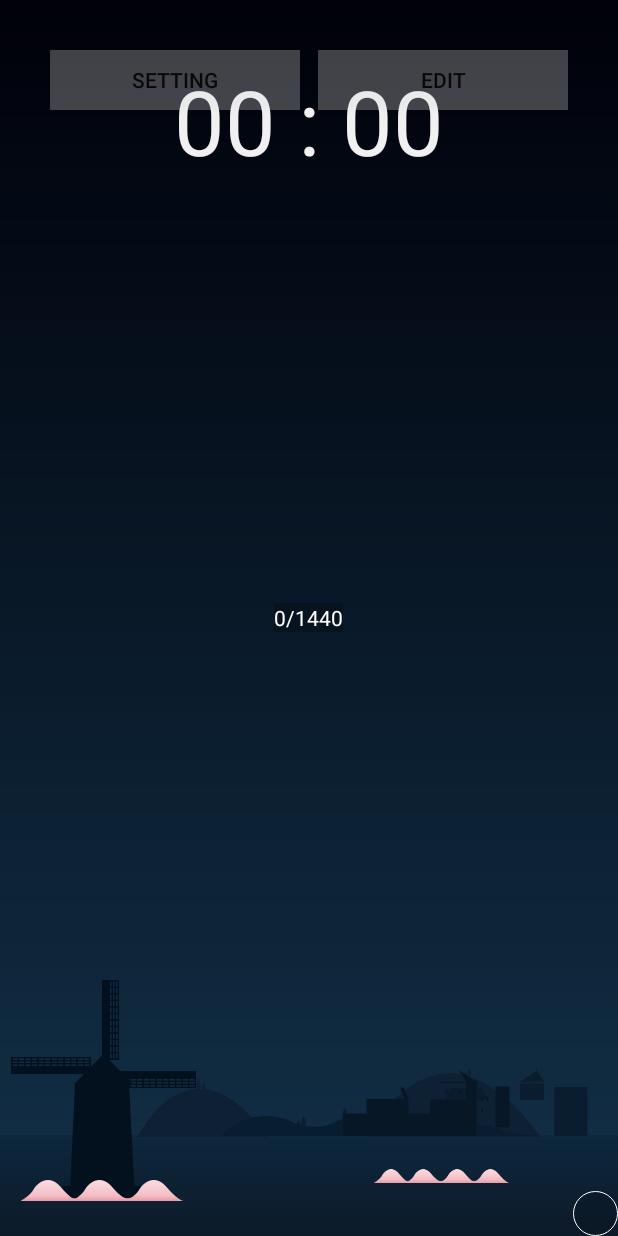
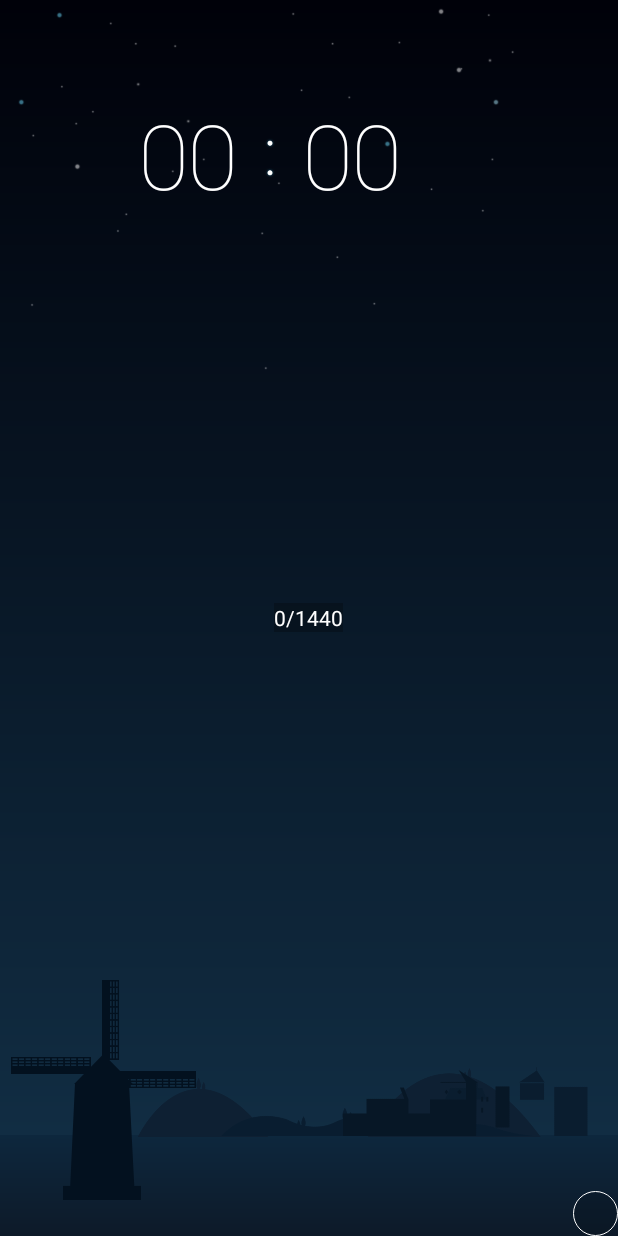
Before and after one commit to tuesda/AlarmAndMusic, an Android app: the screen it shows after launch (MainActivity), on a phone screen of 412 x 824 dp. Run offline under Robolectric (Android 15) with nearby library versions, the light colour scheme and no system bars; 2 statements that could not run were skipped.

Commit message:
change: 1.Add gradient color on wave view 2.Apply the text font to time display 3.Add stars view and set alpah effect

```diff
--- a/app/src/main/java/com/example/root/main/alarmandmusic/MainActivity.java
+++ b/app/src/main/java/com/example/root/main/alarmandmusic/MainActivity.java
@@ -112,14 +112,14 @@ public class MainActivity extends Activity {
 
         musicNavLayout = new MusicNavLayout(this, mainActivity);
 
-        globalWidget = new GlobalWidget(mainActivity, this);
+        // globalWidget = new GlobalWidget(mainActivity, this);
         popWindow = new PopWindow(mainActivity, this);
-        globalWidget.setSettingOnClickListener(new View.OnClickListener() {
-            @Override
-            public void onClick(View v) {
-                popWindow.addToMain();
-            }
-        });
+//        globalWidget.setSettingOnClickListener(new View.OnClickListener() {
+//            @Override
+//            public void onClick(View v) {
+//                popWindow.addToMain();
+//            }
+//        });
 
         // view switch start
 //        viewSwitchLayout = new ViewSwitchLayout(this, mainActivity);
--- a/app/src/main/java/com/example/root/otherComponent/LandScape.java
+++ b/app/src/main/java/com/example/root/otherComponent/LandScape.java
@@ -5,6 +5,7 @@ import android.media.Image;
 import android.util.Log;
 import android.view.Display;
 import android.view.LayoutInflater;
+import android.view.View;
 import android.view.ViewGroup;
 import android.widget.ImageView;
 import android.widget.RelativeLayout;
@@ -26,6 +27,7 @@ public class LandScape {
 
     private ImageView windmillWall;
     private ImageView windmillProof;
+    private ImageView windmillWindow;
     private ImageView windmillFan;
     private ImageView mountainFar;
     private ImageView mountainNear;
@@ -34,6 +36,7 @@ public class LandScape {
     private ImageView houseFront;
     private ImageView houseSide;
     private ImageView houseWindow;
+    private ImageView stars;
 
 
 
@@ -50,6 +53,7 @@ public class LandScape {
         landscape = (RelativeLayout)mInflater.inflate(R.layout.landscape, null);
         windmillWall = (ImageView)landscape.findViewById(R.id.windmill_wall);
         windmillProof = (ImageView)landscape.findViewById(R.id.windmill_proof);
+        windmillWindow = (ImageView)landscape.findViewById(R.id.windmill_window);
         windmillFan = (ImageView)landscape.findViewById(R.id.wind_fan);
 
         mountainFar = (ImageView)landscape.findViewById(R.id.mountain_far);
@@ -62,16 +66,29 @@ public class LandScape {
         houseSide = (ImageView)landscape.findViewById(R.id.house_side);
         houseWindow = (ImageView)landscape.findViewById(R.id.house_window);
 
+        stars = (ImageView)landscape.findViewById(R.id.stars);
+
+
         scrollLayout.setRefreshLandScape(new ScrollLayout.RefreshLandScape() {
             @Override
-            public void refreshWindmill(int wallColor, int proofColor, int fanColor) {
+            public void refreshWindmill(int wallColor, int proofColor, int winColor, int fanColor) {
                 windmillWall.setColorFilter(wallColor);
                 windmillProof.setColorFilter(proofColor);
+                windmillWindow.setColorFilter(winColor);
                 windmillFan.setColorFilter(fanColor);
             }
 
             @Override
-            public void refreshWave(int threeColor, int fourColor) {
+            public void refreshWave(int waveColor) {
+                if (waveColor==0) { //0x00000000
+                    wave_3.setVisibility(View.INVISIBLE);
+                    wave_4.setVisibility(View.INVISIBLE);
+                } else {
+                    wave_3.setVisibility(View.VISIBLE);
+                    wave_4.setVisibility(View.VISIBLE);
+                    wave_3.setColorFilter(waveColor);
+                    wave_4.setColorFilter(waveColor);
+                }
 
             }
 
@@ -87,6 +104,11 @@ public class LandScape {
                 houseSide.setColorFilter(side);
                 houseWindow.setColorFilter(window);
             }
+
+            @Override
+            public void setStarsAl(float alaph) {
+                stars.setAlpha(alaph);
+            }
         });
 
         RelativeLayout.LayoutParams landParams = new RelativeLayout.LayoutParams(ViewGroup.LayoutParams.MATCH_PARENT, ViewGroup.LayoutParams.MATCH_PARENT);
--- a/app/src/main/java/com/example/root/scroll/ScrollColorValue.java
+++ b/app/src/main/java/com/example/root/scroll/ScrollColorValue.java
@@ -255,6 +255,101 @@ public class ScrollColorValue {
         return houseFrontColors[hour];
     }
 
+    private static final String[] windmillWindowColors = {
+            "ff03111f", // 0
+            "ff071726", // 1
+            "ff071726", // 2
+            "ff0c1f31", // 3
+            "ff27263e", // 4
+            "ff705b7a", // 5
+            "ff4a4645", // 6
+            "ff4a4645", // 7
+            "ff4a4645", // 8
+            "ff4a4645", // 9
+            "ff4a4645", // 10
+            "ff4a4645", // 11
+            "ff4a4645", // 12
+            "ff4a4645", // 13
+            "ff4a4645", // 14
+            "ff4a4645", // 15
+            "ff4a4645", // 16
+            "ff4a4645", // 17
+            "ff4a4645", // 18
+            "ffbeb17c", // 19
+            "fff5e190", // 20
+            "fff5e190", // 21
+            "ff0c1f31", // 22
+            "ff071726", // 23
+    };
+
+    public static String getWindmillWinColor(int hour) {
+        return windmillWindowColors[hour];
+    }
+
+
+    private static final String[] waveColors = {
+            "00000000", // 0
+            "00000000", // 1
+            "00000000", // 2
+            "ff38427d", // 3
+            "ff696695", // 4
+            "ffb584ae", // 5
+            "fffbdade", // 6
+            "ffc6eff0", // 7
+            "ffbdf3e6", // 8
+            "ffafeefa", // 9
+            "ff99d0f6", // 10
+            "ff7ebcf9", // 11
+            "ff7ebcf9", // 12
+            "ff97d9e2", // 13
+            "ffc2c9c2", // 14
+            "ff8c918c", // 15
+            "ff85c4ce", // 16
+            "ffc4d4ba", // 17
+            "fff8b6b2", // 18
+            "ff6588a9", // 19
+            "ff6cafa0", // 20
+            "ff5d8d9a", // 21
+            "ff304f75", // 22
+            "00000000", // 23
+
+    };
+
+    public static String getWave(int hour) {
+        return waveColors[hour];
+    }
+
+    private static final float[] starsAl = {
+            1, // 00
+            1, // 01
+            1, // 02
+            0.5f, // 03
+            0.5f, // 04
+            0.5f, // 05
+            0.5f, // 06
+            0.5f, // 07
+            0, // 08
+            0, // 09
+            0, // 10
+            0, // 11
+            0, // 12
+            0, // 13
+            0, // 14
+            0, // 15
+            0, // 16
+            0, // 17
+            0, // 18
+            0.5f, // 19
+            0.5f, // 20
+            0.5f, // 21
+            0.5f, // 22
+            0.5f, // 23
+    };
+
+    public static float getStarsAl(int hour) {
+        return starsAl[hour];
+    }
+
     private static final String[] houseSideColors = {
             "ff0a1d2f", // 0
             "ff0a1d2f", // 1
--- a/app/src/main/java/com/example/root/scroll/ScrollLayout.java
+++ b/app/src/main/java/com/example/root/scroll/ScrollLayout.java
@@ -3,6 +3,7 @@ package com.example.root.scroll;
 import android.annotation.TargetApi;
 import android.content.Context;
 import android.graphics.Color;
+import android.graphics.Typeface;
 import android.graphics.drawable.GradientDrawable;
 import android.os.Build;
 import android.util.Log;
@@ -13,6 +14,7 @@ import android.widget.ListView;
 import android.widget.RelativeLayout;
 import android.widget.TextView;
 
+import com.example.root.main.alarmandmusic.MainActivity;
 import com.example.root.main.alarmandmusic.R;
 
 /**
@@ -74,6 +76,12 @@ public class ScrollLayout {
     private Argb houseWindowBegin;
     private Argb houseWindowFinal;
 
+    private Argb windmillWinBegin;
+    private Argb windmillWinFinal;
+
+    private Argb waveBegin;
+    private Argb waveFinal;
+
     private int hourZone;
     private boolean isHZchanged; // check is the hour zone changed
 
@@ -95,6 +103,8 @@ public class ScrollLayout {
     private void init() {
         scrollContainer = (RelativeLayout)mInflater.inflate(R.layout.scroll_list, null);
         curTimeV = (TextView)scrollContainer.findViewById(R.id.scroll_list_time);
+        Typeface tf = Typeface.createFromAsset(context.getAssets(), "font/custom.ttf");
+        curTimeV.setTypeface(tf);
 
         lv = (ListView)scrollContainer.findViewById(R.id.scroll_list_back);
         lv.setDivider(null);
@@ -199,10 +209,20 @@ public class ScrollLayout {
             houseWindowBegin = new Argb(ScrollColorValue.getHouseWindowC(time.getHour()));
             houseWindowFinal = new Argb(ScrollColorValue.getHouseWindowC(time.getHour() + 1 > 23 ? 0 : time.getHour() + 1));
 
+            windmillWinBegin = null;
+            windmillWinFinal = null;
+            windmillWinBegin = new Argb(ScrollColorValue.getWindmillWinColor(time.getHour()));
+            windmillWinFinal = new Argb(ScrollColorValue.getWindmillWinColor(time.getHour() + 1 > 23 ? 0 : time.getHour() + 1));
+
+            waveBegin = null;
+            waveFinal = null;
+            waveBegin = new Argb(ScrollColorValue.getWave(time.getHour()));
+            waveFinal = new Argb(ScrollColorValue.getWave(time.getHour() + 1 > 23 ? 0 : time.getHour() + 1));
+
         }
         int windmillWallColor = generateColor(firstItem, windmillWallBegin, windmillWallFinal, windmillWallBegin, windmillWallFinal)[0];
-
         int windmillProofColor = generateColor(firstItem, windmillProofBegin, windmillProofFinal, windmillProofBegin, windmillProofFinal)[0];
+        int windmillWinColor = generateColor(firstItem, windmillWinBegin, windmillWinFinal, windmillWinBegin, windmillWinFinal)[0];
         int windmillFanColor = generateColor(firstItem, windmillFanBegin, windmillFanFinal, windmillFanBegin, windmillFanFinal)[0];
 
         int mountainFarColor = generateColor(firstItem, mountainFarBegin, mountainFarFinal, mountainFarBegin, mountainFarFinal)[0];
@@ -212,10 +232,19 @@ public class ScrollLayout {
         int houseSideColor = generateColor(firstItem, houseSideBegin, houseSideFinal, houseSideBegin, houseSideFinal)[0];
         int houseWindowColor = generateColor(firstItem, houseWindowBegin, houseWindowFinal, houseWindowBegin, houseWindowFinal)[0];
 
+        int waveColor = generateColor(firstItem, waveBegin, waveFinal, waveBegin, waveFinal)[0];
+        if (time.getHour() == 2 || time.getHour()==22) {
+            waveColor = 0; // 0x00000000
+        }
+
+        float starsAl = ScrollColorValue.getStarsAl(time.getHour());
+
         if (refreshLandScape!=null) {
-            refreshLandScape.refreshWindmill(windmillWallColor, windmillProofColor, windmillFanColor);
+            refreshLandScape.refreshWindmill(windmillWallColor, windmillProofColor, windmillWinColor, windmillFanColor);
             refreshLandScape.refreshMountain(mountainFarColor, mountainNearColor);
             refreshLandScape.refreshHouse(houseFrontColor, houseSideColor, houseWindowColor);
+            refreshLandScape.refreshWave(waveColor);
+            refreshLandScape.setStarsAl(starsAl);
         }
     }
 
@@ -235,10 +264,7 @@ public class ScrollLayout {
         ScrollColorValue.ColorRange seaBeginColor;
         ScrollColorValue.ColorRange seaFinalColor;
 
-//        int curHourZone = curItem/60;
-//        if ((curHourZone != hourZone || hourZone==0) && curHourZone < 24) {
           if (isHZchanged) {
-//            hourZone = curHourZone;
             beginColor = ScrollColorValue.getColorRange(hourZone);
             finalColor = ScrollColorValue.getColorRange((hourZone + 1) > 23 ? 0 : hourZone + 1);
 
@@ -282,19 +308,9 @@ public class ScrollLayout {
 
 
     private void refreshBg(int firstItem) {
-
-
-
-
-
         int[] skyColor = generateColor(firstItem, beginTop, finalTop, beginBottom, finalBottom);
         int[] seaColor = generateColor(firstItem, seaBeginTop, seaFinalTop, seaBeginBottom, seaFinalBottom);
 
-//        int startColor = Color.argb(cur_start_a, cur_start_r, cur_start_g, cur_start_b);
-//        int endColor = Color.argb(cur_end_a, cur_end_r, cur_end_g, cur_end_b);
-//
-//        int seaStartColor = Color.argb(sea_cur_start_a, sea_cur_start_r, sea_cur_start_g, sea_cur_start_b);
-//        int seaEndColor = Color.argb(sea_cur_end_a, sea_cur_end_r, sea_cur_end_g, sea_cur_end_b);
         setBackColor(skyColor, seaColor);
     }
 
@@ -320,17 +336,6 @@ public class ScrollLayout {
         return new int[]{start, end};
 
 
-//        int sea_cur_start_a = seaBeginTop.getA() + (((seaFinalTop.getA()-seaBeginTop.getA()) * cur_num) / 60);
-//        int sea_cur_start_r = seaBeginTop.getR() + (((seaFinalTop.getR()-seaBeginTop.getR()) * cur_num) / 60);
-//        int sea_cur_start_g = seaBeginTop.getG() + (((seaFinalTop.getG()-seaBeginTop.getG()) * cur_num) / 60);
-//        int sea_cur_start_b = seaBeginTop.getB() + (((seaFinalTop.getB()-seaBeginTop.getB()) * cur_num) / 60);
-//
-//
-//
-//        int sea_cur_end_a = seaBeginBottom.getA() + (((seaFinalBottom.getA()-seaBeginBottom.getA()) * cur_num) / 60);
-//        int sea_cur_end_r = seaBeginBottom.getR() + (((seaFinalBottom.getR()-seaBeginBottom.getR()) * cur_num) / 60);
-//        int sea_cur_end_g = seaBeginBottom.getG() + (((seaFinalBottom.getG()-seaBeginBottom.getG()) * cur_num) / 60);
-//        int sea_cur_end_b = seaBeginBottom.getB() + (((seaFinalBottom.getB()-seaBeginBottom.getB()) * cur_num) / 60);
     }
 
     @TargetApi(Build.VERSION_CODES.JELLY_BEAN)
@@ -349,9 +354,10 @@ public class ScrollLayout {
 
 
     public interface RefreshLandScape {
-        void refreshWindmill(int wallColor, int proofColor, int fanColor);
-        void refreshWave(int threeColor, int fourColor);
+        void refreshWindmill(int wallColor, int proofColor, int winColor, int fanColor);
+        void refreshWave(int waveColor);
         void refreshMountain(int far, int near);
         void refreshHouse(int front, int side, int window);
+        void setStarsAl(float alaph);
     }
 }
--- a/app/src/main/java/com/example/root/scroll/TimeInDay.java
+++ b/app/src/main/java/com/example/root/scroll/TimeInDay.java
@@ -24,6 +24,6 @@ public class TimeInDay {
     public String toString() {
         String hourStr = hour < 10 ? "0" + hour : "" + hour;
         String minStr = min < 10 ? "0" + min : "" + min;
-        return hourStr + " : " + minStr;
+        return hourStr + "   " + minStr;
     }
 }
--- a/app/src/main/res/layout/landscape.xml
+++ b/app/src/main/res/layout/landscape.xml
@@ -36,6 +36,14 @@
         android:src="@drawable/windmill_wall"
         android:layout_width="@dimen/windmill_width"
         android:layout_height="@dimen/windmill_height" />
+    <ImageView
+        android:layout_alignParentBottom="true"
+        android:layout_marginBottom="@dimen/windmill_window_bottom"
+        android:layout_marginLeft="@dimen/windmill_window_left"
+        android:id="@+id/windmill_window"
+        android:src="@drawable/windmill_window"
+        android:layout_width="@dimen/windmill_window_w"
+        android:layout_height="@dimen/windmill_window_h" />
 
     <ImageView
         android:layout_alignParentBottom="true"
@@ -91,6 +99,14 @@
         android:layout_width="@dimen/house_window_w"
         android:layout_height="@dimen/house_window_h" />
 
+    <ImageView
+        android:layout_marginTop="@dimen/stars_top"
+        android:layout_marginLeft="@dimen/stars_left"
+        android:id="@+id/stars"
+        android:src="@drawable/stars"
+        android:layout_width="@dimen/stars_w"
+        android:layout_height="@dimen/stars_h" />
+
 
 
 </RelativeLayout>
--- a/app/src/main/res/layout/scroll_list.xml
+++ b/app/src/main/res/layout/scroll_list.xml
@@ -42,14 +42,22 @@
         android:layout_width="wrap_content"
         android:layout_height="wrap_content" />
     <TextView
+        android:gravity="center"
         android:id="@+id/scroll_list_time"
-        android:layout_centerHorizontal="true"
-        android:layout_marginTop="40dp"
+        android:layout_marginTop="@dimen/cur_time_top"
         android:text="current time"
-        android:textColor="#f0ffffff"
-        android:textSize="60sp"
-        android:layout_width="wrap_content"
-        android:layout_height="wrap_content" />
+        android:textColor="#ffffffff"
+        android:textSize="@dimen/cur_time_textsize"
+        android:layout_marginLeft="@dimen/cur_time_left"
+        android:layout_width="@dimen/cur_time_w"
+        android:layout_height="@dimen/cur_time_h" />
+    <ImageView
+        android:layout_marginTop="@dimen/colon_top"
+        android:layout_marginLeft="@dimen/colon_left"
+        android:id="@+id/colon"
+        android:src="@drawable/colon"
+        android:layout_width="@dimen/colon_w"
+        android:layout_height="@dimen/colon_h" />
 
 
 </RelativeLayout>
--- a/app/src/main/res/values/dimens.xml
+++ b/app/src/main/res/values/dimens.xml
@@ -55,4 +55,25 @@
     <dimen name="house_window_h">20dp</dimen>
     <dimen name="house_window_left">250dp</dimen>
     <dimen name="house_window_bottom">78dp</dimen>
+
+    <dimen name="windmill_window_w">28dp</dimen>
+    <dimen name="windmill_window_h">67dp</dimen>
+    <dimen name="windmill_window_left">54dp</dimen>
+    <dimen name="windmill_window_bottom">32dp</dimen>
+
+    <dimen name="stars_w">331dp</dimen>
+    <dimen name="stars_h">241dp</dimen>
+    <dimen name="stars_left">12dp</dimen>
+    <dimen name="stars_top">5dp</dimen>
+
+    <dimen name="colon_w">8dp</dimen>
+    <dimen name="colon_h">28dp</dimen>
+    <dimen name="colon_left">176dp</dimen>
+    <dimen name="colon_top">91dp</dimen>
+
+    <dimen name="cur_time_w">190dp</dimen>
+    <dimen name="cur_time_h">64dp</dimen>
+    <dimen name="cur_time_left">85dp</dimen>
+    <dimen name="cur_time_top">63dp</dimen>
+    <dimen name="cur_time_textsize">60sp</dimen>
 </resources>
```
Also changed, not shown: app/src/main/assets/font/custom.ttf (added), app/src/main/res/drawable/colon.png (added), app/src/main/res/drawable/stars.png (added), app/src/main/res/drawable/windmill_window.png (added).
